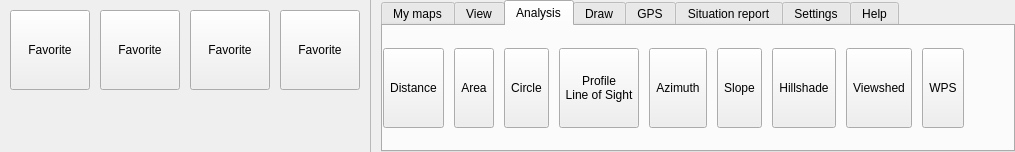
The window that src/ui/qgsribbontopwidget.ui (kadas-albireo/kadas-albireo) describes before a commit, drawn with Qt 5.
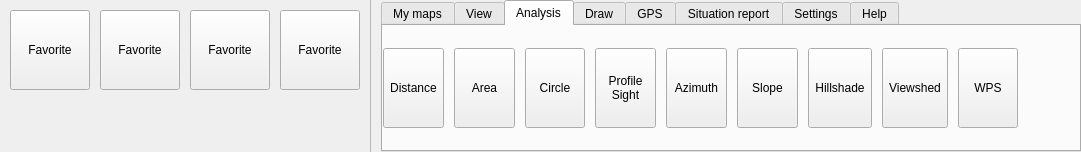
The same window after the commit. The open tabs and pages were chosen to show the change. Icons and pictures are not drawn. Custom widgets are drawn as their Qt base class.

Commit message: Rename height profile tool

Patch:
```diff
--- a/src/ui/qgsribbontopwidget.ui
+++ b/src/ui/qgsribbontopwidget.ui
@@ -6,7 +6,7 @@
    <rect>
     <x>0</x>
     <y>0</y>
-    <width>943</width>
+    <width>1081</width>
     <height>152</height>
    </rect>
   </property>
@@ -943,7 +943,7 @@
             </property>
             <property name="text">
              <string>Profile
-Line of Sight</string>
+Sight</string>
             </property>
             <property name="iconSize">
              <size>
```
Left out of the diff: 5 changed lines with no effect on the pictures.
